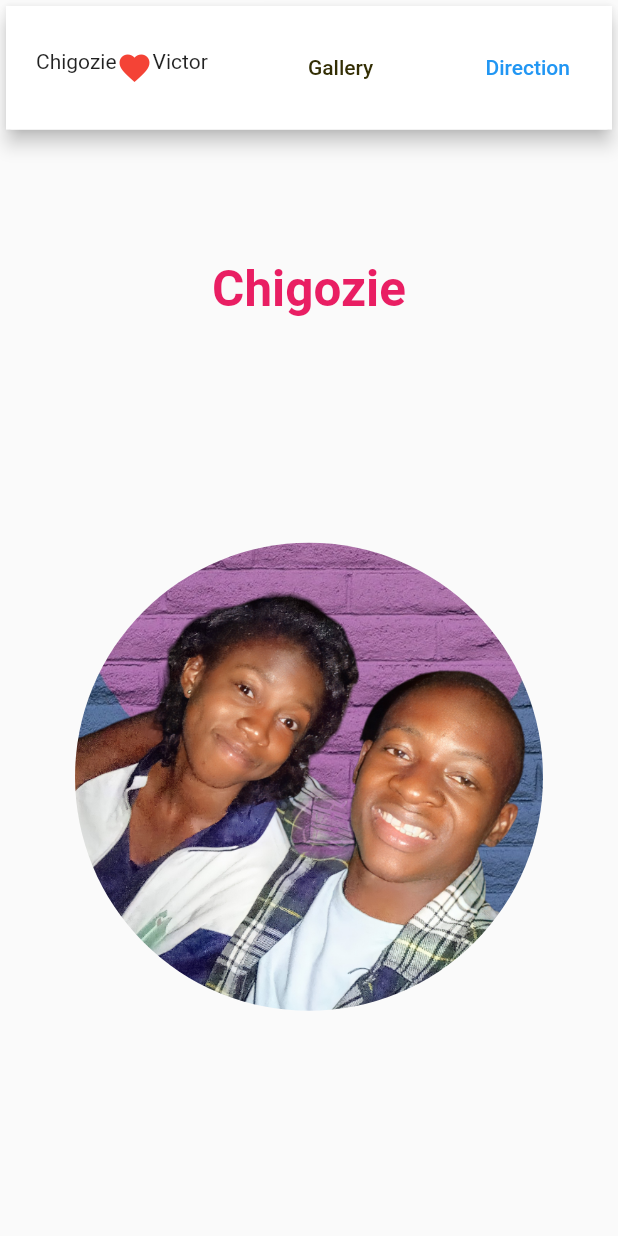
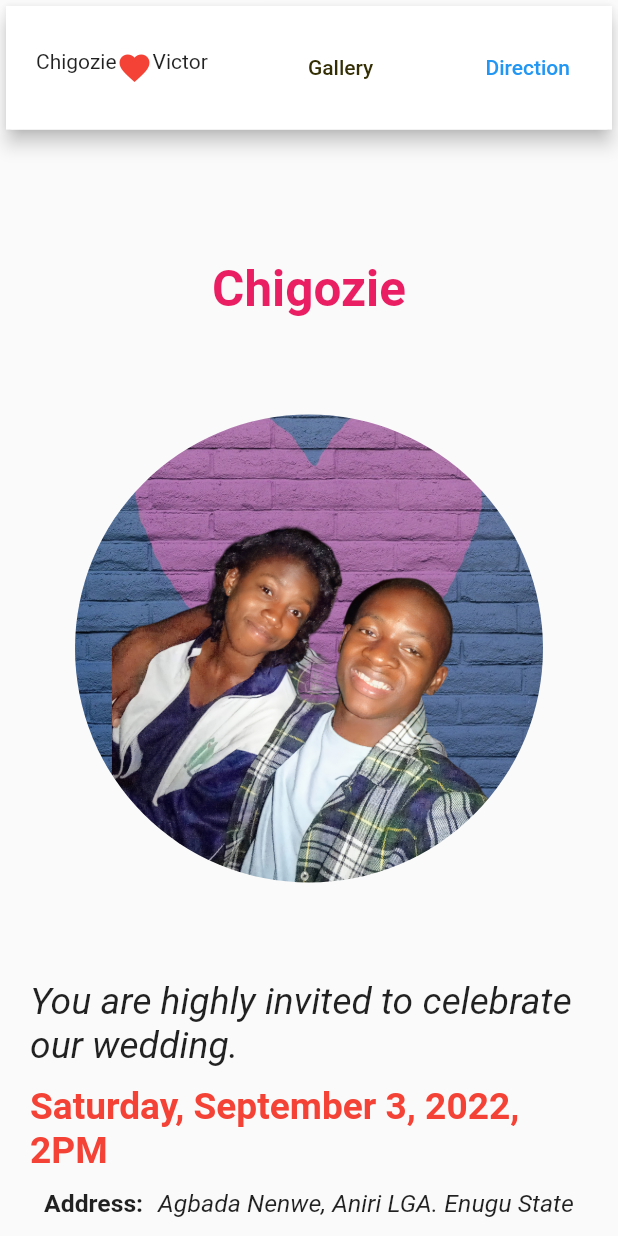
Before and after one commit to vikilinho/candv, a Flutter app: the TabletPage screen opened directly, on a phone screen of 412 x 824 dp. Run offline on Flutter 3.47's test engine with Material 2 defaults, Android fonts, the light colour scheme and no system bars; drawn by our look-alikes of animated_text_kit.

Commit message:
tablet view

```diff
--- a/lib/views/tablet_page.dart
+++ b/lib/views/tablet_page.dart
@@ -99,6 +99,65 @@
                   shape: BoxShape.circle),
             ),
           ),
+          Padding(
+            padding: EdgeInsets.symmetric(horizontal: 20),
+            child: AnimatedTextKit(
+              animatedTexts: [
+                TypewriterAnimatedText(
+                    speed: Duration(milliseconds: 30),
+                    textStyle: TextStyle(
+                      fontSize: MediaQuery.of(context).size.height * 0.03,
+                      fontStyle: FontStyle.italic,
+                    ),
+                    'You are highly invited to celebrate our wedding.'),
+              ],
+            ),
+          ),
+          SizedBox(
+            height: 12.0,
+          ),
+          Padding(
+            padding: EdgeInsets.symmetric(horizontal: 20),
+            child: AnimatedTextKit(
+              animatedTexts: [
+                TypewriterAnimatedText(
+                  speed: Duration(milliseconds: 60),
+                  textStyle: TextStyle(
+                      fontSize: MediaQuery.of(context).size.height * 0.03,
+                      fontWeight: FontWeight.bold,
+                      color: Colors.red),
+                  "Saturday, September 3, 2022, 2PM",
+                ),
+              ],
+            ),
+          ),
+          SizedBox(
+            height: 12.0,
+          ),
+          Padding(
+            padding: EdgeInsets.symmetric(horizontal: 20),
+            // ignore: prefer_const_literals_to_create_immutables
+            child: Wrap(children: [
+              Text(
+                "Address:",
+                style: TextStyle(
+                  fontSize: MediaQuery.of(context).size.height * 0.02,
+                  fontWeight: FontWeight.bold,
+                ),
+              ),
+              SizedBox(
+                width: 10.0,
+              ),
+              Text("Agbada Nenwe, Aniri LGA. Enugu State",
+                  style: TextStyle(
+                    fontSize: MediaQuery.of(context).size.height * 0.02,
+                    fontStyle: FontStyle.italic,
+                  )),
+            ]),
+          ),
+          SizedBox(
+            height: 12.0,
+          ),
         ],
       ),
     );
```
